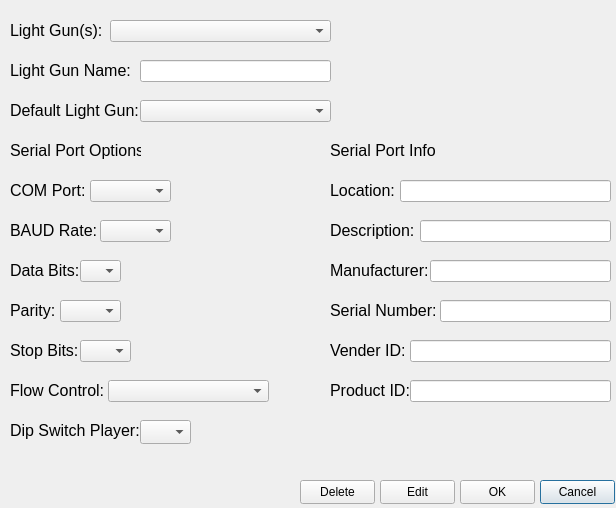
The window that Windows/editLightGunWindow.ui (6Bolt/Hook-Of-The-Reaper) describes before a commit, drawn with Qt 5.
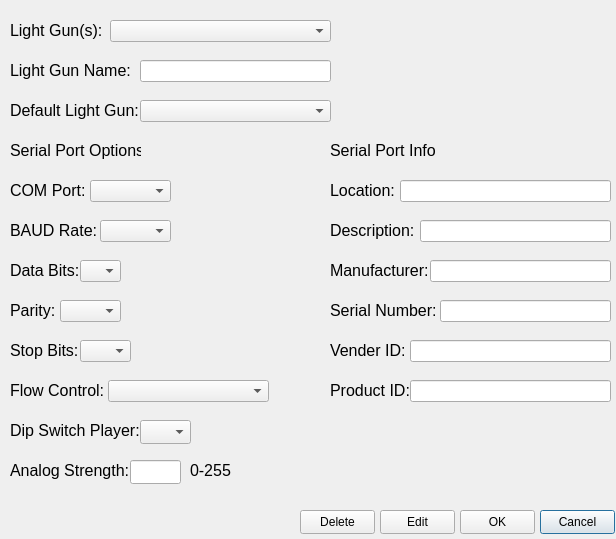
The same window after the commit.

Commit message: Added in support for JB Gun4IR light gun. Also fixed pointer in function bug.

```diff
--- a/Windows/editLightGunWindow.ui
+++ b/Windows/editLightGunWindow.ui
@@ -7,7 +7,7 @@
     <x>0</x>
     <y>0</y>
     <width>616</width>
-    <height>508</height>
+    <height>539</height>
    </rect>
   </property>
   <property name="font">
@@ -295,7 +295,7 @@
    <property name="geometry">
     <rect>
      <x>540</x>
-     <y>480</y>
+     <y>510</y>
      <width>75</width>
      <height>24</height>
     </rect>
@@ -316,7 +316,7 @@
    <property name="geometry">
     <rect>
      <x>460</x>
-     <y>480</y>
+     <y>510</y>
      <width>75</width>
      <height>24</height>
     </rect>
@@ -337,7 +337,7 @@
    <property name="geometry">
     <rect>
      <x>380</x>
-     <y>480</y>
+     <y>510</y>
      <width>75</width>
      <height>24</height>
     </rect>
@@ -587,7 +587,7 @@
    <property name="geometry">
     <rect>
      <x>300</x>
-     <y>480</y>
+     <y>510</y>
      <width>75</width>
      <height>24</height>
     </rect>
@@ -635,6 +635,63 @@
     </rect>
    </property>
   </widget>
+  <widget class="QLabel" name="label_11">
+   <property name="geometry">
+    <rect>
+     <x>10</x>
+     <y>450</y>
+     <width>121</width>
+     <height>41</height>
+    </rect>
+   </property>
+   <property name="font">
+    <font>
+     <pointsize>12</pointsize>
+    </font>
+   </property>
+   <property name="text">
+    <string>Analog Strength:</string>
+   </property>
+  </widget>
+  <widget class="QLineEdit" name="analogLineEdit">
+   <property name="enabled">
+    <bool>true</bool>
+   </property>
+   <property name="geometry">
+    <rect>
+     <x>130</x>
+     <y>460</y>
+     <width>51</width>
+     <height>24</height>
+    </rect>
+   </property>
+   <property name="font">
+    <font>
+     <pointsize>10</pointsize>
+    </font>
+   </property>
+   <property name="alignment">
+    <set>Qt::AlignmentFlag::AlignRight|Qt::AlignmentFlag::AlignTrailing|Qt::AlignmentFlag::AlignVCenter</set>
+   </property>
+  </widget>
+  <widget class="QLabel" name="label_12">
+   <property name="geometry">
+    <rect>
+     <x>190</x>
+     <y>450</y>
+     <width>51</width>
+     <height>41</height>
+    </rect>
+   </property>
+   <property name="font">
+    <font>
+     <pointsize>12</pointsize>
+    </font>
+   </property>
+   <property name="text">
+    <string>0-255</string>
+   </property>
+  </widget>
  </widget>
  <resources/>
  <connections/>
```
The commit also changes 13 other files.
